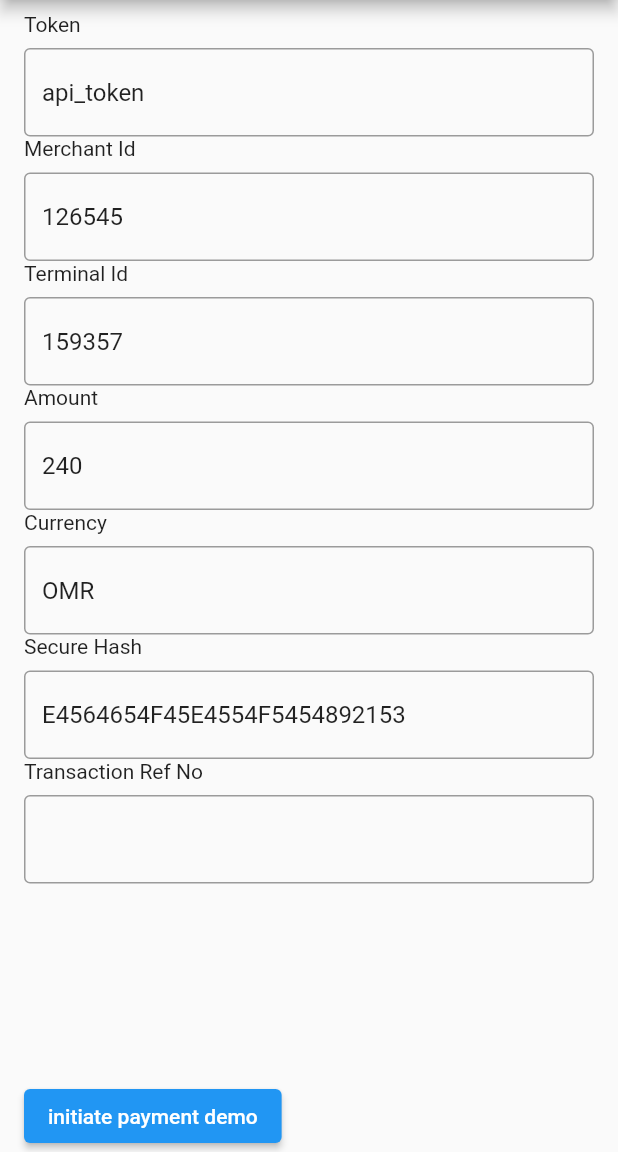
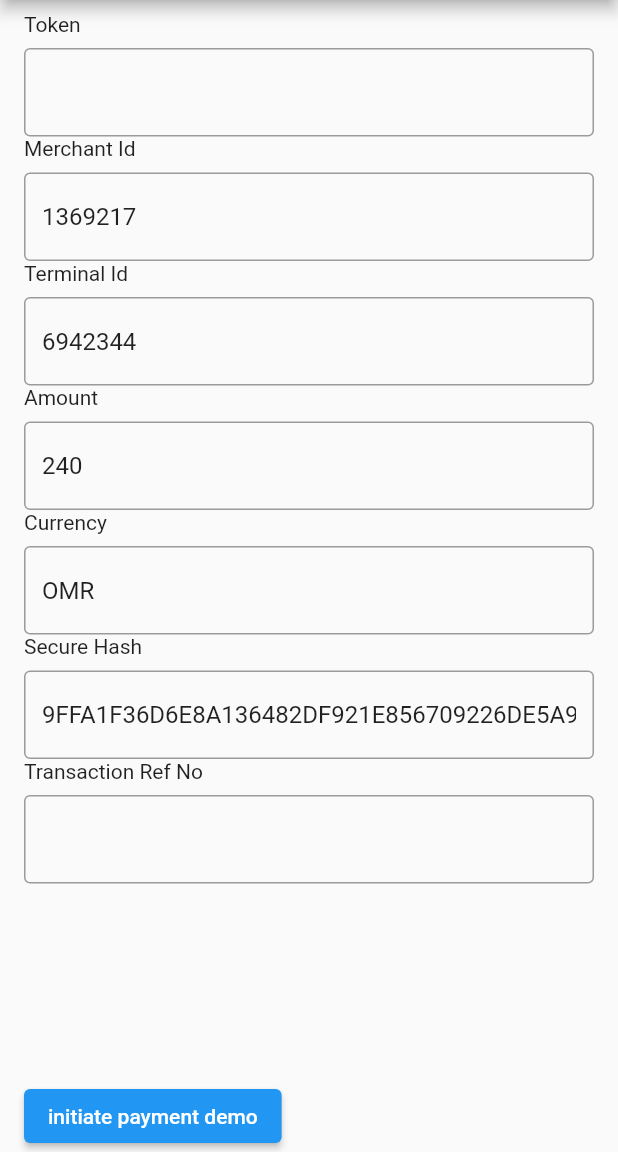
Before and after one commit to amwal-pay/amwal_pay_sdk, a Flutter app: the screen it shows after launch, after a tap on "initiate payment demo", on a phone screen of 412 x 824 dp, the part 84-1236 px from its top. Run offline on Flutter 3.47's test engine with Material 2 defaults, Android fonts, the phone set to English and light mode, and no system bars; our stand-ins replace auto_size_text, circular_countdown_timer, convert, currency_text_input_formatter, dio, flutter_bloc and 13 more; missing offline and left inert: chucker_flutter, clickable_list_wheel_view, jose.

Commit message:
Fix issue

```diff
--- a/example/lib/main.dart
+++ b/example/lib/main.dart
@@ -44,12 +44,12 @@ class _DemoScreenState extends State<DemoScreen> {
   @override
   void initState() {
     super.initState();
-    _terminalController = TextEditingController(text: '159357');
-    _tokenController = TextEditingController(text: 'api_token');
+    _terminalController = TextEditingController(text: '6942344');
+    _tokenController = TextEditingController(text: '');
     _transactionRefNoController = TextEditingController(text: '');
-    _merchantIdController = TextEditingController(text: '126545');
+    _merchantIdController = TextEditingController(text: '1369217');
     _secureHashController =
-        TextEditingController(text: 'E4564654F45E4554F5454892153');
+        TextEditingController(text: '9FFA1F36D6E8A136482DF921E856709226DE5A974DB2673F84DB79DA788F7E19');
     _amountController = TextEditingController(text: '240');
     _currencyController = TextEditingController(text: 'OMR');
   }
@@ -124,7 +124,7 @@ class _DemoScreenState extends State<DemoScreen> {
                 onPressed: () async {
                   await AmwalPaySdk.instance.initSdk(
                     settings: AmwalSdkSettings(
-                      merchantName: 'Merchant Name',
+                      merchantName: 'Amr Saied',
                       token: _tokenController.text,
                       currency: _currencyController.text,
                       amount: _amountController.text,
--- a/lib/core/networking/constants.dart
+++ b/lib/core/networking/constants.dart
@@ -1,6 +1,7 @@
 class NetworkConstants {
   const NetworkConstants._();
-  static const baseUrl = 'https://merchantapp.amwalpg.com/';
+  // static const baseUrl = 'https://merchantapp.amwalpg.com/';
+  static const baseUrl = 'https://merchantapp.amwalpg.com:8443/';
   static const mockLabBaseUrl = 'https://amwalpayapi.mocklab.io/';
   static const isMockupMode = false;
 }
```
